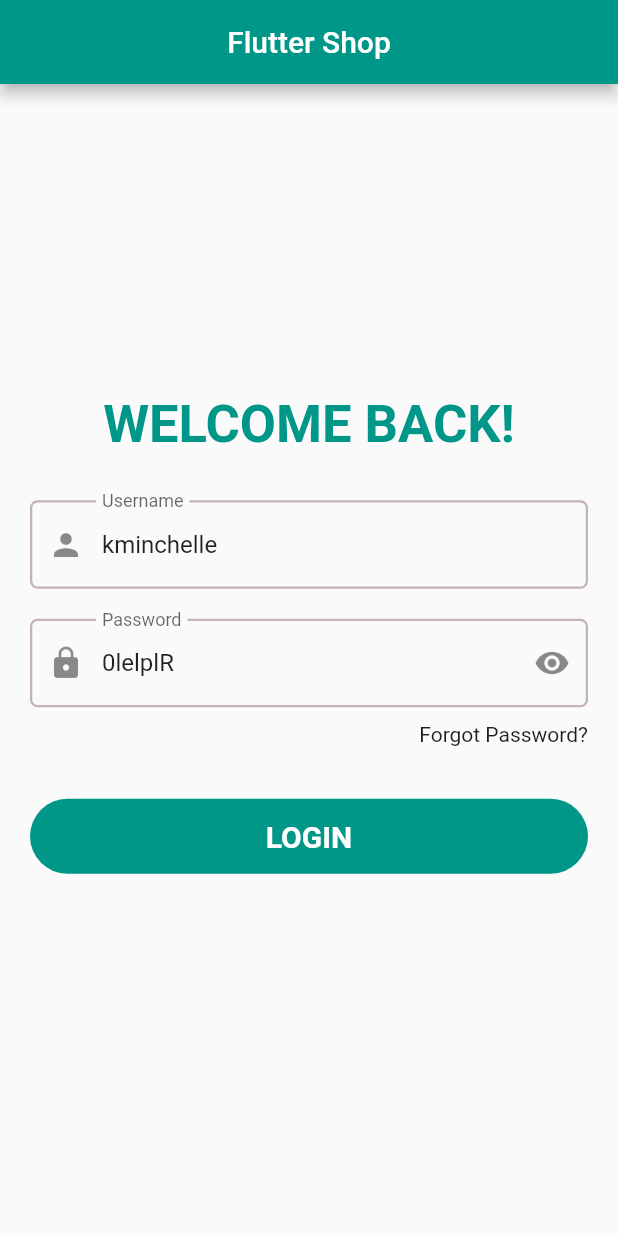
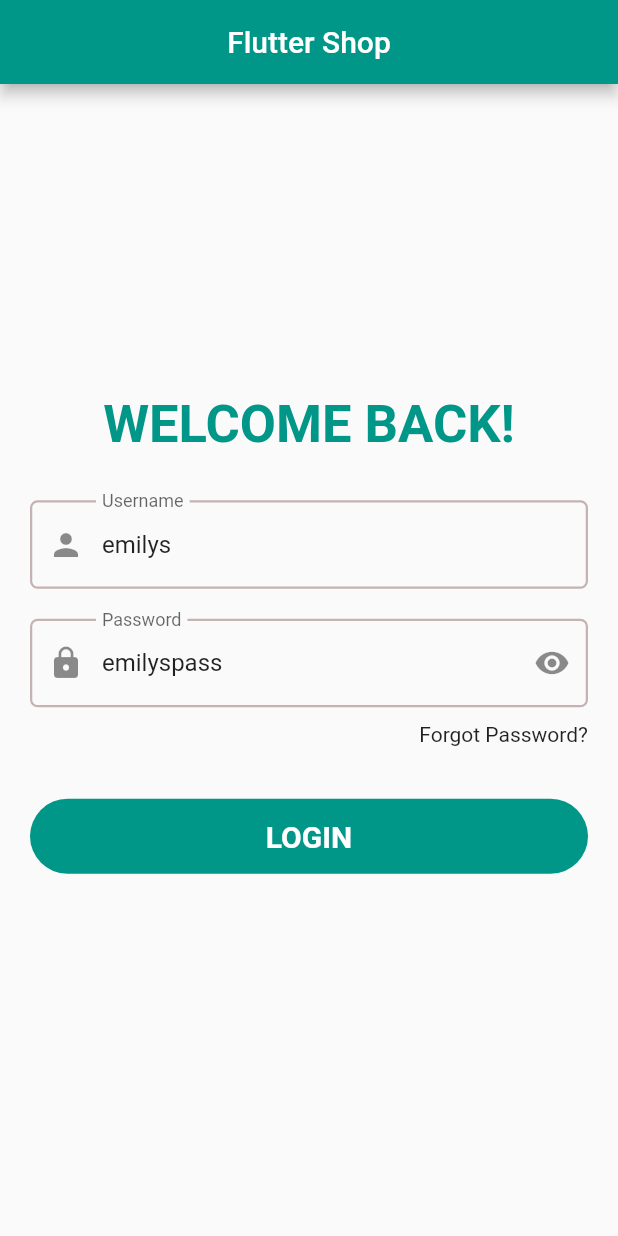
Before and after one commit to DevGR8T/Ecommerce_app, a Flutter app: the screen it shows after launch, on a phone screen of 412 x 824 dp. Run offline on Flutter 3.47's test engine with Material 2 defaults, Android fonts, the phone set to English and light mode, and no system bars; our stand-ins replace carousel_slider, flutter_rating_bar.

Commit message:
Update loginpage.dart

```diff
--- a/lib/pages/loginpage.dart
+++ b/lib/pages/loginpage.dart
@@ -12,9 +12,9 @@ class LoginPage extends StatefulWidget {
 class _LoginPageState extends State<LoginPage> {
   final formkey = GlobalKey<FormState>();
   TextEditingController namecontroller =
-      TextEditingController(text: 'kminchelle');
+      TextEditingController(text: 'emilys');
   TextEditingController passwordcontroller =
-      TextEditingController(text: '0lelplR');
+      TextEditingController(text: 'emilyspass');
   bool hidepassword = false;
 
   @override
```
